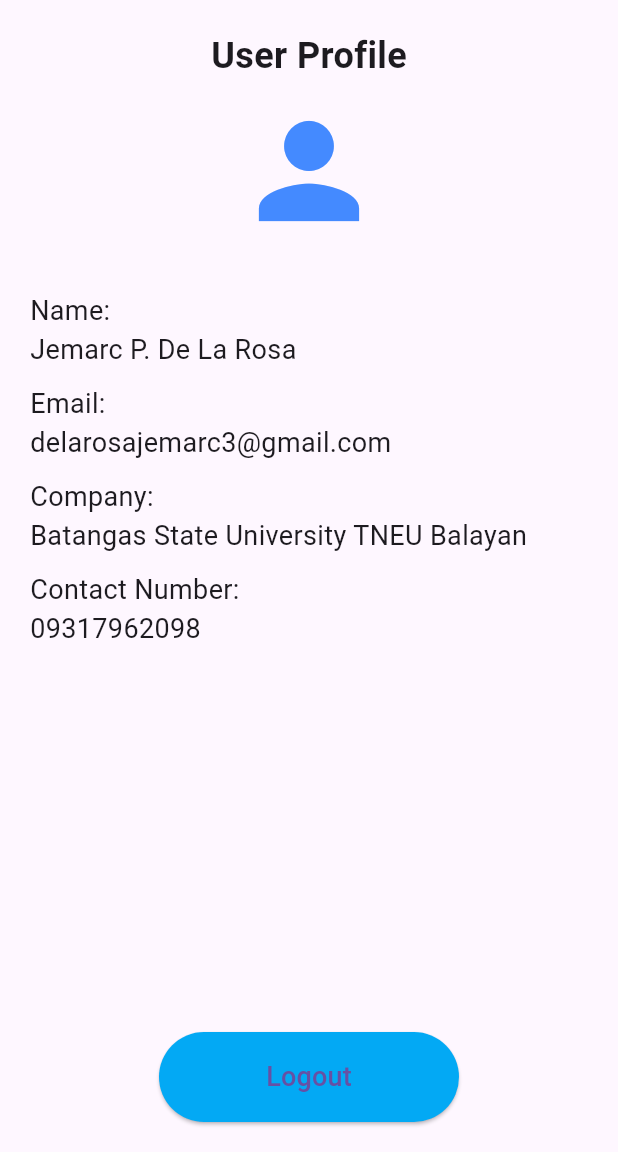
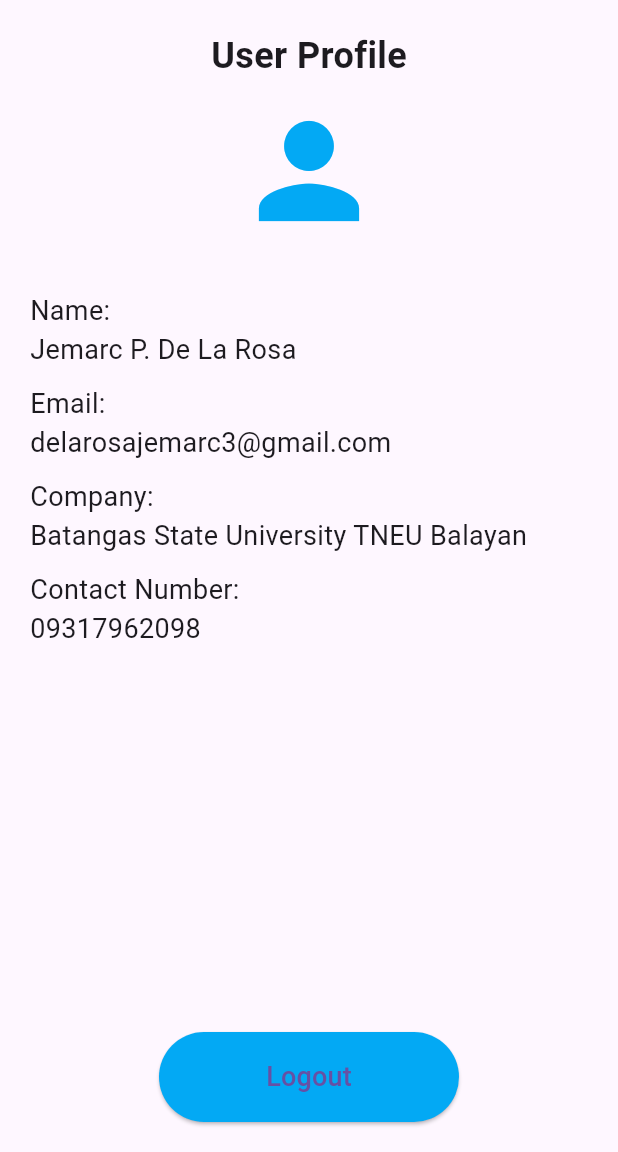
Before and after one commit to jemarc27/Coffee-Recorder, a Flutter app: the screen it shows after launch, on a phone screen of 412 x 824 dp, the part 84-1236 px from its top. Run offline on Flutter 3.47's test engine with Material 3 defaults, Android fonts, the phone set to English and light mode, and no system bars.

Commit message:
jemarc's user profile

```diff
--- a/lib/main.dart
+++ b/lib/main.dart
@@ -34,7 +34,7 @@ class Profile extends StatelessWidget {
                     ),
                   ),
                   const SizedBox(height: 10),
-                  const Icon(Icons.person, size: 100, color: Colors.blueAccent),
+                  const Icon(Icons.person, size: 100, color: Colors.lightBlue),
                 ],
               ),
             ),
```
